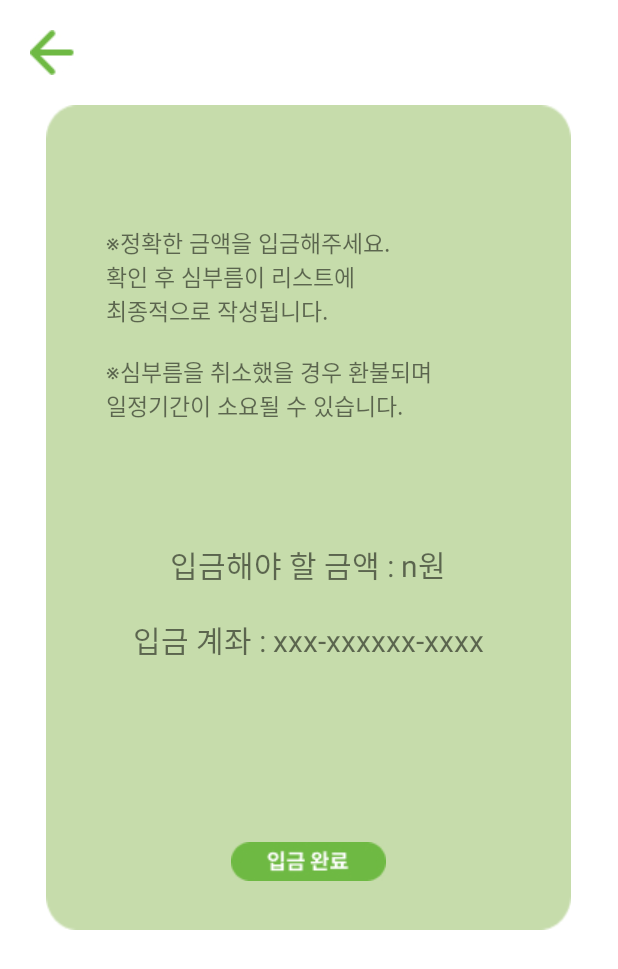
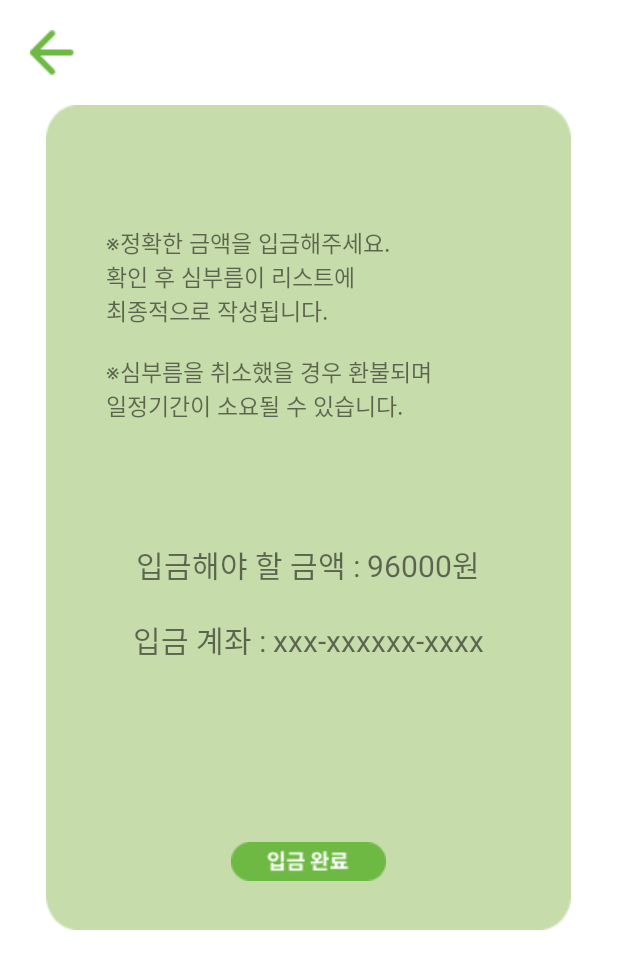
Before and after one commit to Bros4Kkun/Front-end, an Android app: the purchaseActivity screen opened directly, with no data from a screen before it, on a phone screen of 412 x 824 dp. Shown: the top 969 px of the screen. Run offline under Robolectric (Android 15) with nearby library versions, the phone set to English and light mode, and no system bars; our stand-ins replace Volley; network calls fail.

Commit message:
fake CRUD

```diff
--- a/app/src/main/java/com/example/RunToU/purchaseActivity.java
+++ b/app/src/main/java/com/example/RunToU/purchaseActivity.java
@@ -25,6 +25,7 @@ import com.android.volley.toolbox.Volley;
 import org.json.JSONException;
 import org.json.JSONObject;
 
+import java.util.ArrayList;
 import java.util.HashMap;
 import java.util.Map;
 
@@ -112,7 +113,6 @@ public class purchaseActivity extends AppCompatActivity {
                     Toast.makeText(getApplication(), "아직 입금이 확인되지 않았습니다!!!", Toast.LENGTH_SHORT).show();
                 }else{
                     Toast.makeText(getApplication(), "입금 완료!!!", Toast.LENGTH_SHORT).show();
-
                     finish();
                 }
             }
--- a/app/src/main/res/layout/activity_purchase.xml
+++ b/app/src/main/res/layout/activity_purchase.xml
@@ -52,7 +52,7 @@
                 android:layout_width="wrap_content"
                 android:layout_height="wrap_content"
                 android:textSize="20dp"
-                android:text="n원"/>#받아와야함
+                android:text="96000원"/>#받아와야함
         </LinearLayout>
         <LinearLayout
             android:layout_width="wrap_content"
```
Also changed, not shown: app/src/main/java/com/example/RunToU/workFragment.java (+23 -17 lines).
